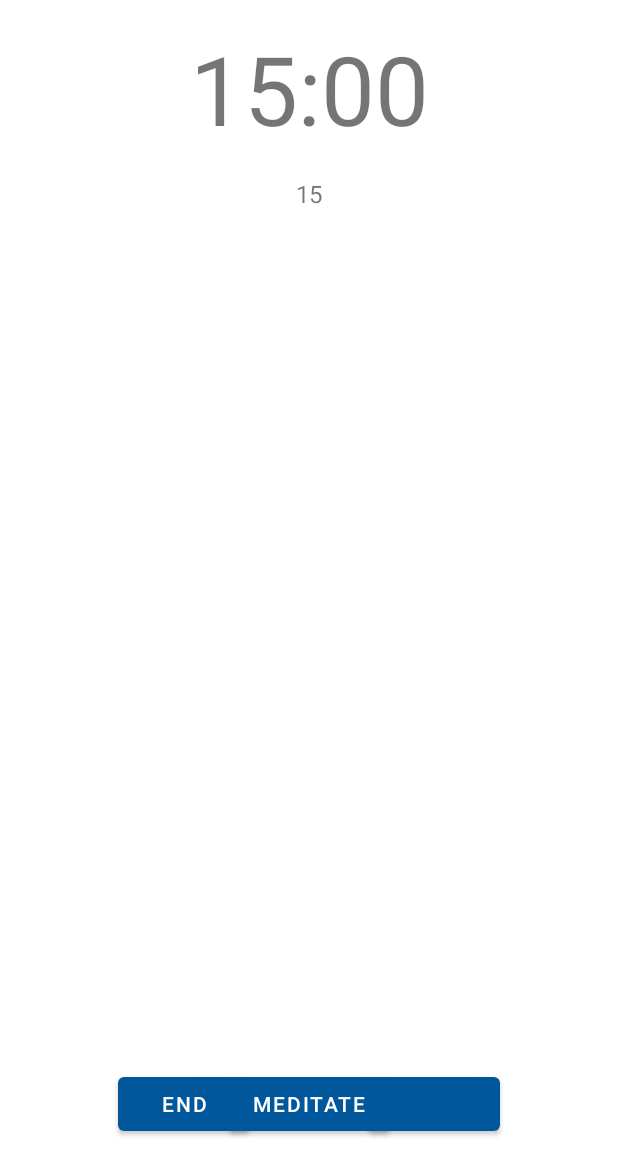
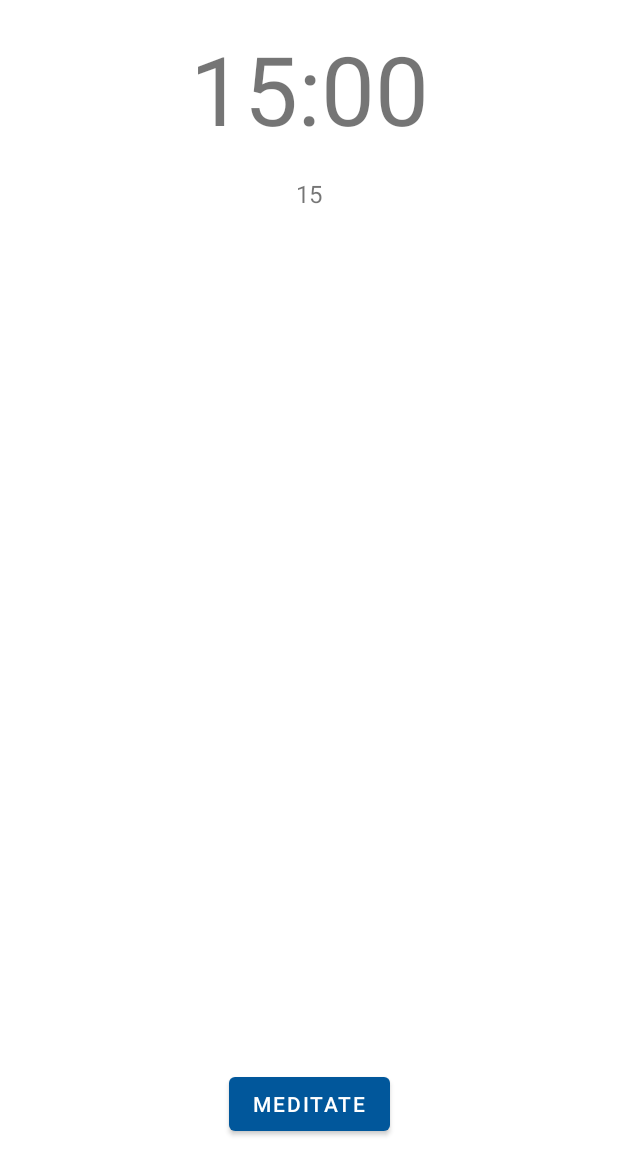
Before and after one commit to j-m-hoffmann/Meditate, an Android app: the layout timer_fragment.xml on its own in the app's theme, with its tools: preview values and no code run, on a phone screen of 412 x 824 dp. Shown: the top 1176 px of the screen. Run offline under Robolectric (Android 15) with nearby library versions, the phone set to English and light mode, and no system bars.

Commit message:
chore: hide end and pause button in preview

```diff
--- a/app/src/main/res/layout/timer_fragment.xml
+++ b/app/src/main/res/layout/timer_fragment.xml
@@ -66,7 +66,8 @@
             app:layout_constraintBottom_toBottomOf="parent"
             app:layout_constraintEnd_toEndOf="parent"
             app:layout_constraintHorizontal_bias="0.5"
-            app:layout_constraintStart_toEndOf="@+id/end_session" />
+            app:layout_constraintStart_toEndOf="@+id/end_session"
+            tools:visibility="invisible" />
 
         <Button
             android:id="@+id/end_session"
@@ -79,7 +80,8 @@
             app:layout_constraintBottom_toBottomOf="parent"
             app:layout_constraintEnd_toStartOf="@+id/pause_or_resume_session"
             app:layout_constraintHorizontal_bias="0.5"
-            app:layout_constraintStart_toStartOf="parent" />
+            app:layout_constraintStart_toStartOf="parent"
+            tools:visibility="invisible" />
 
     </androidx.constraintlayout.widget.ConstraintLayout>
 </layout>
```
